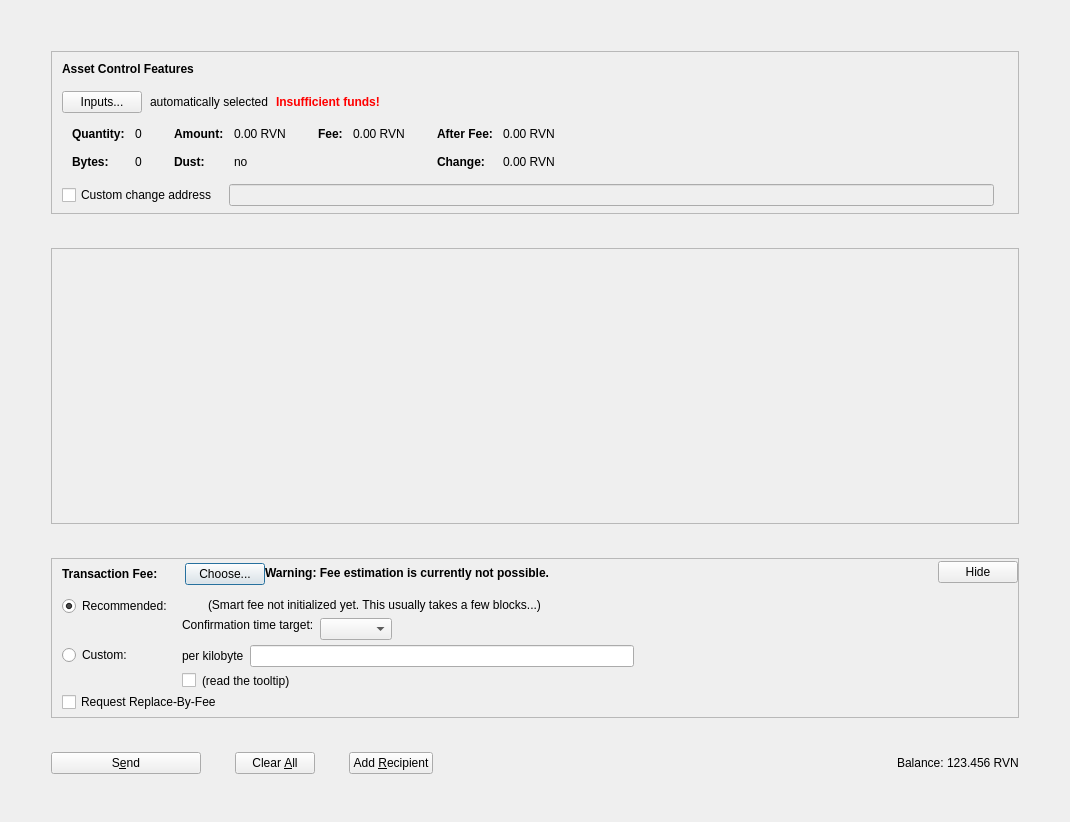
thehomosapien/AMLBitcoin, file src/qt/forms/assetsdialog.ui: the form before one commit.
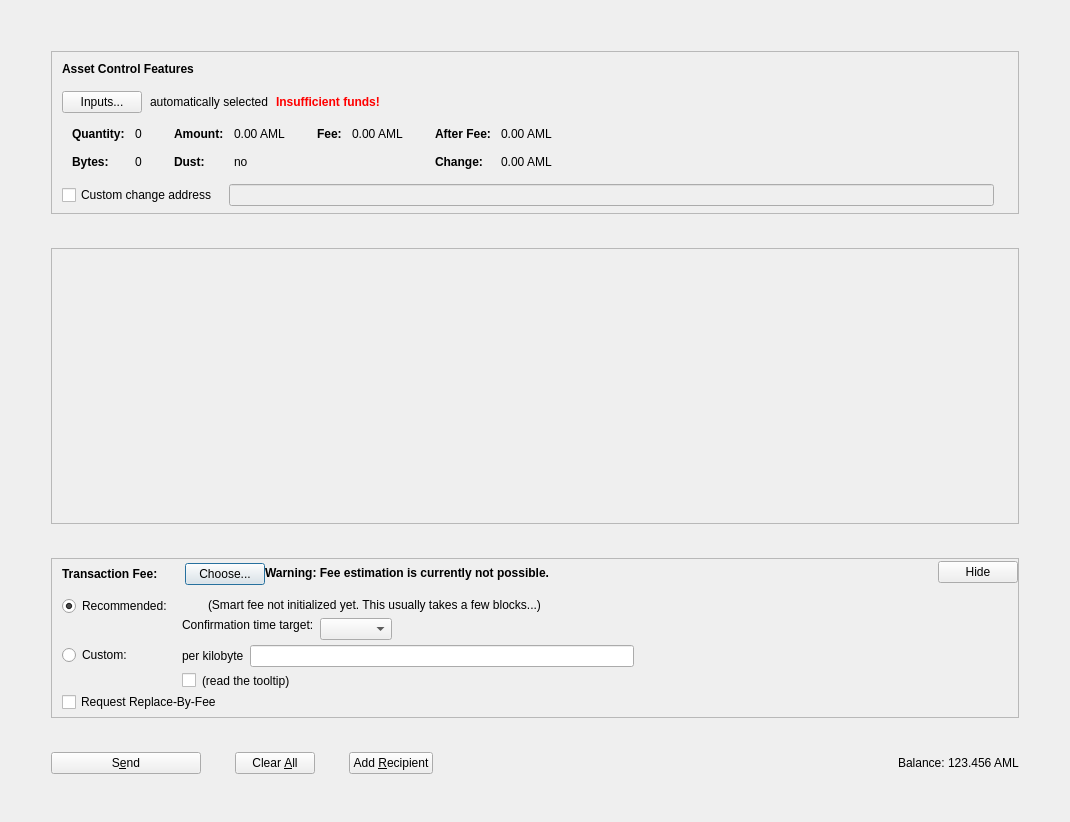
The form after the commit. Icons and pictures are not drawn. Custom widgets are drawn as their Qt base class.

Patch:
```diff
--- a/src/qt/forms/assetsdialog.ui
+++ b/src/qt/forms/assetsdialog.ui
@@ -341,7 +341,7 @@
                     <enum>Qt::ActionsContextMenu</enum>
                    </property>
                    <property name="text">
-                    <string notr="true">0.00 RVN</string>
+                    <string notr="true">0.00 AML</string>
                    </property>
                    <property name="textInteractionFlags">
                     <set>Qt::LinksAccessibleByMouse|Qt::TextSelectableByKeyboard|Qt::TextSelectableByMouse</set>
@@ -421,7 +421,7 @@
                     <enum>Qt::ActionsContextMenu</enum>
                    </property>
                    <property name="text">
-                    <string notr="true">0.00 RVN</string>
+                    <string notr="true">0.00 AML</string>
                    </property>
                    <property name="textInteractionFlags">
                     <set>Qt::LinksAccessibleByMouse|Qt::TextSelectableByKeyboard|Qt::TextSelectableByMouse</set>
@@ -472,7 +472,7 @@
                     <enum>Qt::ActionsContextMenu</enum>
                    </property>
                    <property name="text">
-                    <string notr="true">0.00 RVN</string>
+                    <string notr="true">0.00 AML</string>
                    </property>
                    <property name="textInteractionFlags">
                     <set>Qt::LinksAccessibleByMouse|Qt::TextSelectableByKeyboard|Qt::TextSelectableByMouse</set>
@@ -501,7 +501,7 @@
                     <enum>Qt::ActionsContextMenu</enum>
                    </property>
                    <property name="text">
-                    <string notr="true">0.00 RVN</string>
+                    <string notr="true">0.00 AML</string>
                    </property>
                    <property name="textInteractionFlags">
                     <set>Qt::LinksAccessibleByMouse|Qt::TextSelectableByKeyboard|Qt::TextSelectableByMouse</set>
@@ -1264,7 +1264,7 @@
             <cursorShape>IBeamCursor</cursorShape>
            </property>
            <property name="text">
-            <string notr="true">123.456 RVN</string>
+            <string notr="true">123.456 AML</string>
            </property>
            <property name="textInteractionFlags">
             <set>Qt::LinksAccessibleByMouse|Qt::TextSelectableByKeyboard|Qt::TextSelectableByMouse</set>
```
Left out of the diff: 20 changed lines with no effect on the pictures.
